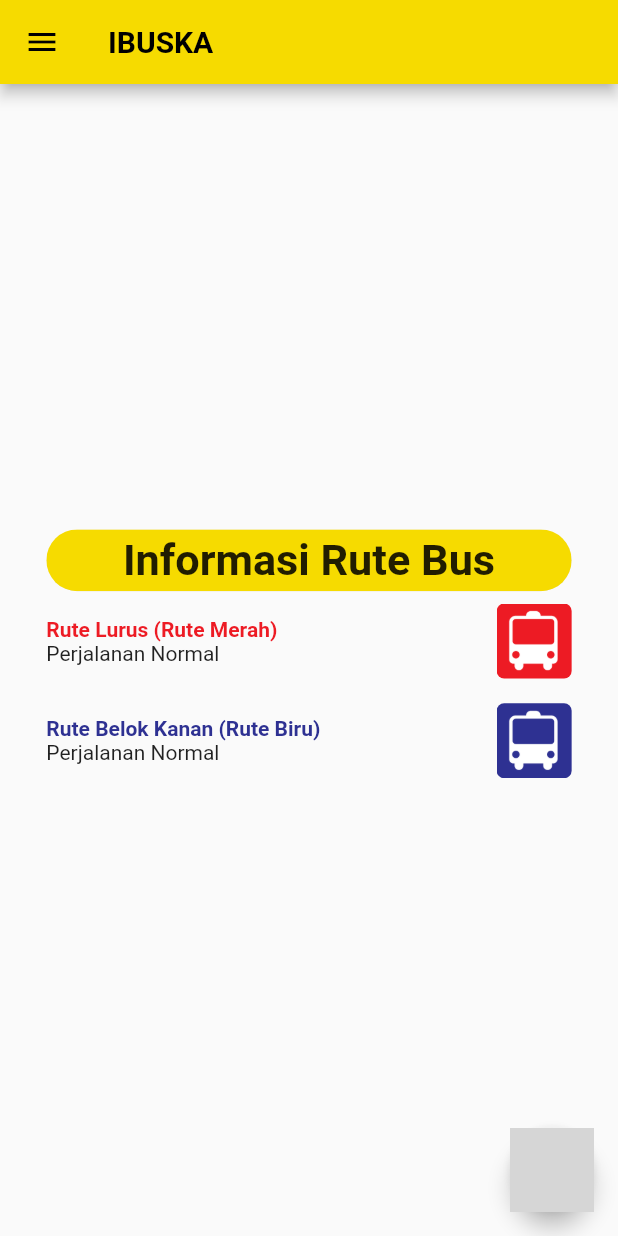
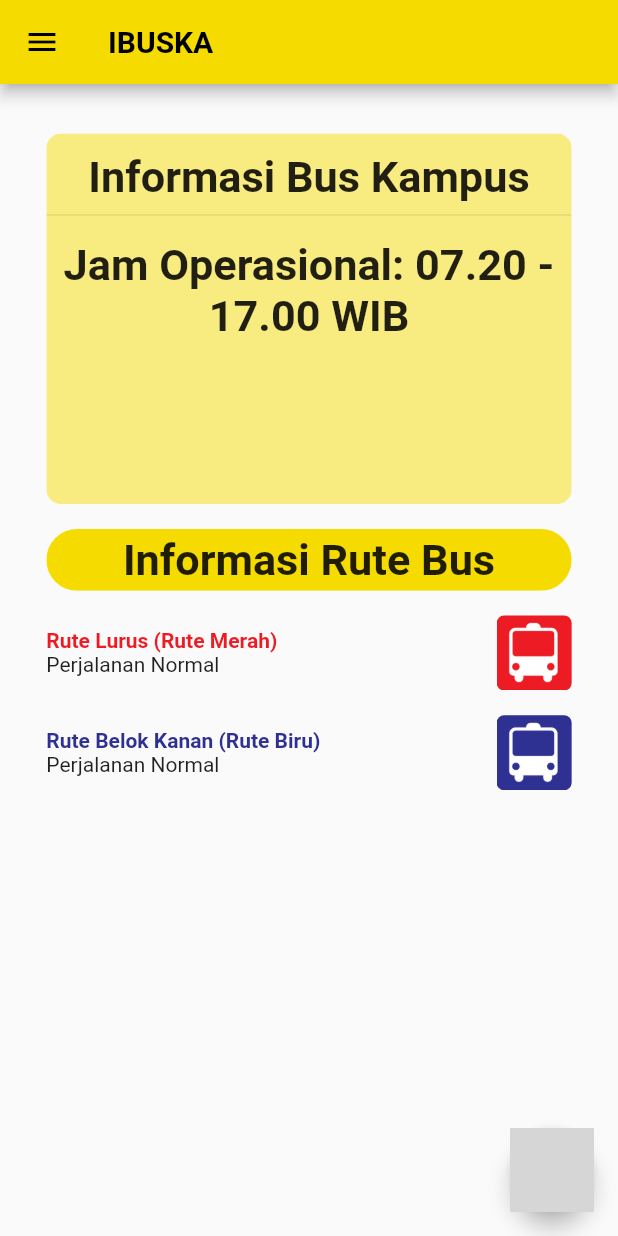
Before and after one commit to ibuska/ibuska-flutter, a Flutter app: the screen it shows after launch, on a phone screen of 412 x 824 dp. Run offline on Flutter 3.47's test engine with Material 2 defaults, Android fonts, the phone set to English and light mode, and no system bars; grey boxes are pictures that could not be loaded.

Commit message:
Add bus general info

```diff
--- a/lib/presentation/pages/home_page.dart
+++ b/lib/presentation/pages/home_page.dart
@@ -29,9 +29,67 @@ class _HomePageState extends State<HomePage> {
       drawer: const DrawerMenu(HomePage.routeName),
       body: Center(
         child: Column(
-          mainAxisAlignment: MainAxisAlignment.center,
+          mainAxisAlignment: MainAxisAlignment.start,
+          crossAxisAlignment: CrossAxisAlignment.center,
           children: <Widget>[
-            SizedBox(
+            Padding(
+              padding: EdgeInsets.only(
+                right: screenWidth * 0.075,
+                left: screenWidth * 0.075,
+                top: screenHeight * 0.04,
+                bottom: screenHeight * 0.01,
+              ),
+              child: SizedBox(
+                width: screenWidth * 0.85,
+                height: screenHeight * 0.3,
+                child: ClipRRect(
+                  borderRadius: BorderRadius.circular(10.0),
+                  child: Container(
+                    alignment: Alignment.topCenter,
+                    decoration: const BoxDecoration(
+                      color: Color.fromARGB(125, 246, 219, 0),
+                    ),
+                    child: Column(
+                      children: [
+                        Padding(
+                          padding: EdgeInsets.only(
+                            top: screenHeight * 0.015,
+                          ),
+                          child: Text(
+                            "Informasi Bus Kampus",
+                            textAlign: TextAlign.center,
+                            style: TextStyle(
+                              fontWeight: FontWeight.bold,
+                              fontSize: screenHeight * 0.035,
+                            ),
+                          ),
+                        ),
+                        const Divider(),
+                        Padding(
+                          padding: EdgeInsets.only(
+                            top: screenHeight * 0.01,
+                          ),
+                          child: Text(
+                            "Jam Operasional: 07.20 - 17.00 WIB",
+                            textAlign: TextAlign.center,
+                            style: TextStyle(
+                              fontWeight: FontWeight.bold,
+                              fontSize: screenHeight * 0.035,
+                            ),
+                          ),
+                        ),
+                      ],
+                    ),
+                  ),
+                ),
+              ),
+            ),
+            Padding(
+              padding: EdgeInsets.only(
+                top: screenHeight * 0.01,
+                bottom: screenHeight * 0.01,
+              ),
+              child: SizedBox(
                 width: screenWidth * 0.85,
                 height: screenHeight * 0.05,
                 child: ClipRRect(
@@ -40,12 +98,6 @@ class _HomePageState extends State<HomePage> {
                     alignment: Alignment.center,
                     decoration: const BoxDecoration(
                       color: Color(0xFFF6DB00),
-                    boxShadow: [
-                      BoxShadow(
-                          color: Colors.black12,
-                          offset: Offset(3.0, 6.0),
-                          blurRadius: 10.0),
-                    ],
                     ),
                     child: Text(
                       "Informasi Rute Bus",
@@ -53,6 +105,7 @@ class _HomePageState extends State<HomePage> {
                       style: TextStyle(
                         fontWeight: FontWeight.bold,
                         fontSize: screenHeight * 0.035,
+                      ),
                     ),
                   ),
                 ),
```
Lines whose indentation alone changed are shown as unchanged.
